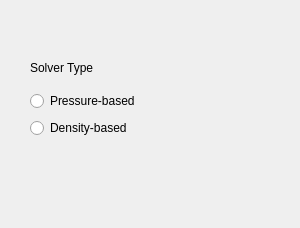
Above: view/case_wizard/solver_type_page.ui from nextfoam/baram before the change. Below: the same form after it.
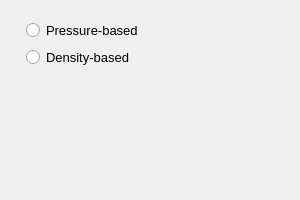
That is the form after the change. Icons and pictures are not drawn.

```diff
--- a/view/case_wizard/solver_type_page.ui
+++ b/view/case_wizard/solver_type_page.ui
@@ -7,70 +7,30 @@
     <x>0</x>
     <y>0</y>
     <width>300</width>
-    <height>228</height>
+    <height>200</height>
    </rect>
   </property>
+  <property name="font">
+   <font>
+    <pointsize>10</pointsize>
+   </font>
+  </property>
   <property name="windowTitle">
    <string>WizardPage</string>
   </property>
-  <widget class="QWidget" name="title" native="true">
-   <property name="geometry">
-    <rect>
-     <x>30</x>
-     <y>50</y>
-     <width>150</width>
-     <height>35</height>
-    </rect>
-   </property>
-   <layout class="QHBoxLayout" name="horizontalLayout">
-    <item>
-     <widget class="QLabel" name="Label">
-      <property name="text">
+  <property name="title">
        <string>Solver Type</string>
       </property>
-     </widget>
-    </item>
+  <layout class="QVBoxLayout" name="verticalLayout_2">
     <item>
-     <widget class="QPushButton" name="HelpButton">
-      <property name="toolTip">
-       <string>When a fluid flow is compressible, the fluid density varies with its pressure. Compressible flows are usually high speed flows with Mach numbers greater than about 0.3. Examples include aerodynamic applications such as flow over a wing or aircraft nacelle as well as industrial applications such as flow through high-performance valves.
-
-Incompressible flows do not have such a variation of density. 
-The key differentiation between compressible and incompressible is the velocity of the flow. A fluid such as air that is moving slower than Mach 0.3 is considered incompressible, even though it is a gas. A gas that is run through a compressor is not truly considered compressible (in the thermodynamic sense) unless its velocity exceeds Mach 0.3.</string>
-      </property>
-      <property name="styleSheet">
-       <string notr="true">border-radius: 20px;border-style:none</string>
-      </property>
-      <property name="text">
-       <string/>
-      </property>
-      <property name="icon">
-       <iconset resource="../../resource.qrc">
-        <normaloff>:/icons-white/help-circle-outline.svg</normaloff>:/icons-white/help-circle-outline.svg</iconset>
-      </property>
-      <property name="iconSize">
-       <size>
-        <width>25</width>
-        <height>25</height>
-       </size>
-      </property>
-      <property name="flat">
-       <bool>true</bool>
-      </property>
-     </widget>
-    </item>
-   </layout>
-  </widget>
   <widget class="QWidget" name="widget" native="true">
-   <property name="geometry">
-    <rect>
-     <x>30</x>
-     <y>90</y>
-     <width>131</width>
-     <height>50</height>
-    </rect>
-   </property>
    <layout class="QVBoxLayout" name="verticalLayout">
+      <property name="leftMargin">
+       <number>15</number>
+      </property>
+      <property name="rightMargin">
+       <number>15</number>
+      </property>
     <item>
      <widget class="QRadioButton" name="PressureBased">
       <property name="text">
@@ -87,6 +47,21 @@
     </item>
    </layout>
   </widget>
+   </item>
+   <item>
+    <spacer name="verticalSpacer">
+     <property name="orientation">
+      <enum>Qt::Vertical</enum>
+     </property>
+     <property name="sizeHint" stdset="0">
+      <size>
+       <width>20</width>
+       <height>40</height>
+      </size>
+     </property>
+    </spacer>
+   </item>
+  </layout>
  </widget>
  <resources>
   <include location="../../resource.qrc"/>
```
Left out of the diff: 4 changed lines with no effect on the pictures. Lines whose indentation alone changed are shown as unchanged.
